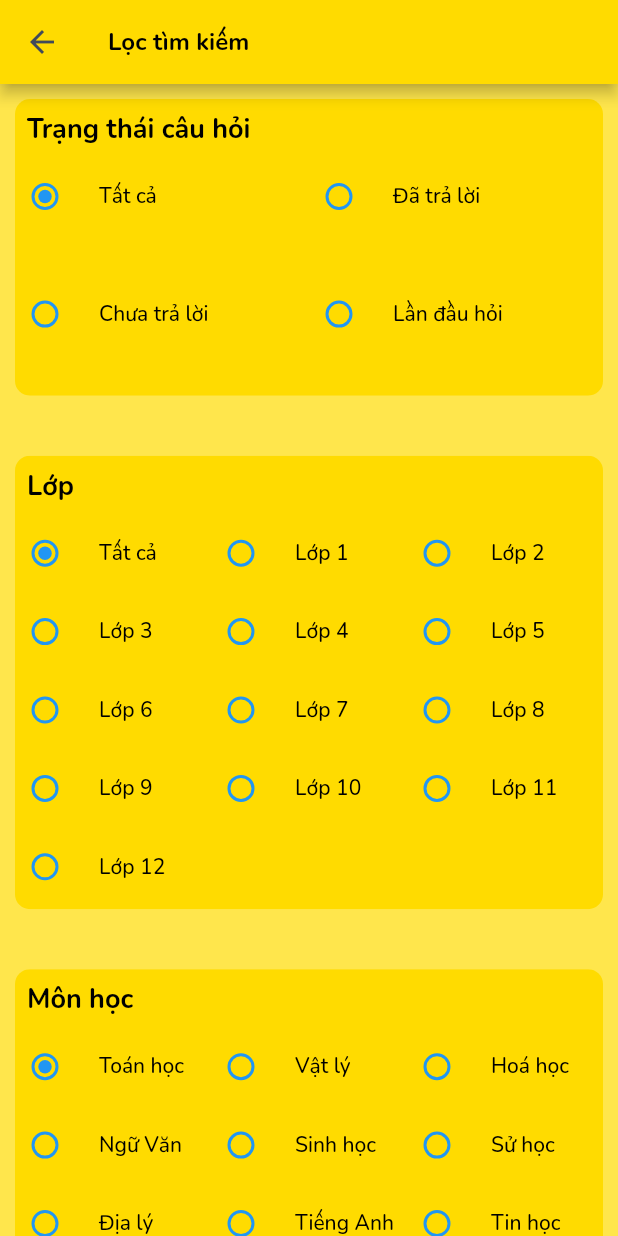
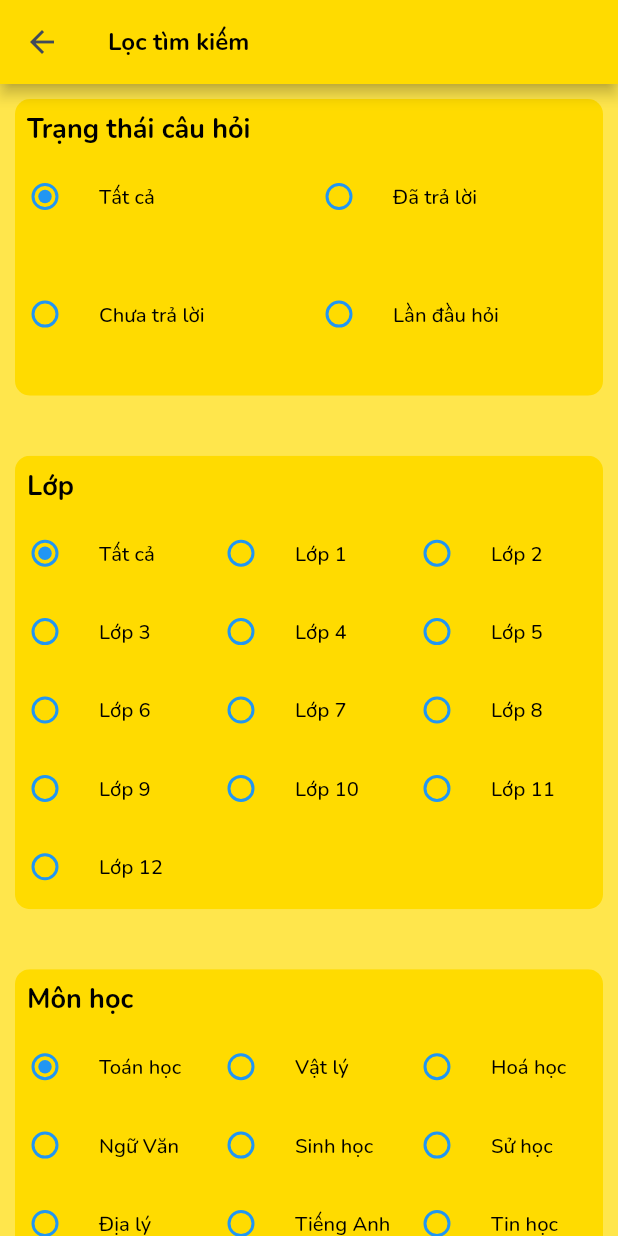
Before and after one commit to phudqph09495/app_q_n_a, a Flutter app: the Filter screen opened directly, on a phone screen of 412 x 824 dp. Run offline on Flutter 3.47's test engine with Material 2 defaults, Android fonts, the phone set to English and light mode, and no system bars; our stand-ins replace flutter_rating_bar, font_awesome_flutter, google_fonts, image_cropper, image_picker, readmore and 2 more; network calls fail.

Commit message:
Đoàn Quang Phú-Update code 18/06/2022
Chỉnh sửa giao diện

```diff
--- a/lib/item/radio_list_tile.dart
+++ b/lib/item/radio_list_tile.dart
@@ -19,7 +19,7 @@ class _RadioTileState extends State<RadioTile> {
       dense: true,
       toggleable: true,
       value: widget.index,
-      title: Text(widget.title,style: StyleApp.textStyle500(fontSize: 14),),
+      title: Text(widget.title,style: StyleApp.textStyle500(fontSize: 13.5),),
       groupValue: widget.groupValue,
       onChanged: widget.onChange
       ,);
```
